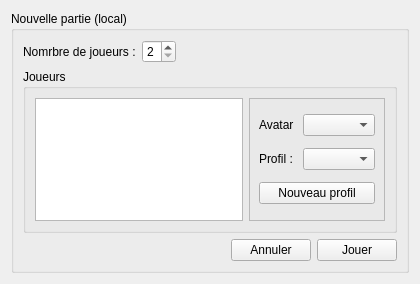
Before: the Qt Designer form StreetCar/StreetCar/NewLocalGame.ui in paboccard/Projet_Prog_Jeu, drawn with Qt 5.
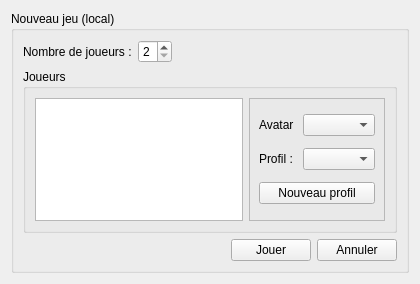
After: the same form once the commit is applied.

The edit to the form file:
```diff
--- a/StreetCar/StreetCar/NewLocalGame.ui
+++ b/StreetCar/StreetCar/NewLocalGame.ui
@@ -17,7 +17,7 @@
    <item>
     <widget class="QGroupBox" name="groupBox">
      <property name="title">
-      <string>Nouvelle partie (local)</string>
+      <string>Nouveau jeu (local)</string>
      </property>
      <layout class="QVBoxLayout" name="verticalLayout_2">
       <item>
@@ -25,7 +25,7 @@
         <item>
          <widget class="QLabel" name="label">
           <property name="text">
-           <string>Nomrbre de joueurs :</string>
+           <string>Nombre de joueurs :</string>
           </property>
          </widget>
         </item>
@@ -128,13 +128,6 @@
           </property>
          </spacer>
         </item>
-        <item>
-         <widget class="QPushButton" name="buttonCancel">
-          <property name="text">
-           <string>Annuler</string>
-          </property>
-         </widget>
-        </item>
         <item>
          <widget class="QPushButton" name="buttonPlay">
           <property name="text">
@@ -142,6 +135,13 @@
           </property>
          </widget>
         </item>
+        <item>
+         <widget class="QPushButton" name="buttonCancel">
+          <property name="text">
+           <string>Annuler</string>
+          </property>
+         </widget>
+        </item>
        </layout>
       </item>
      </layout>
```
